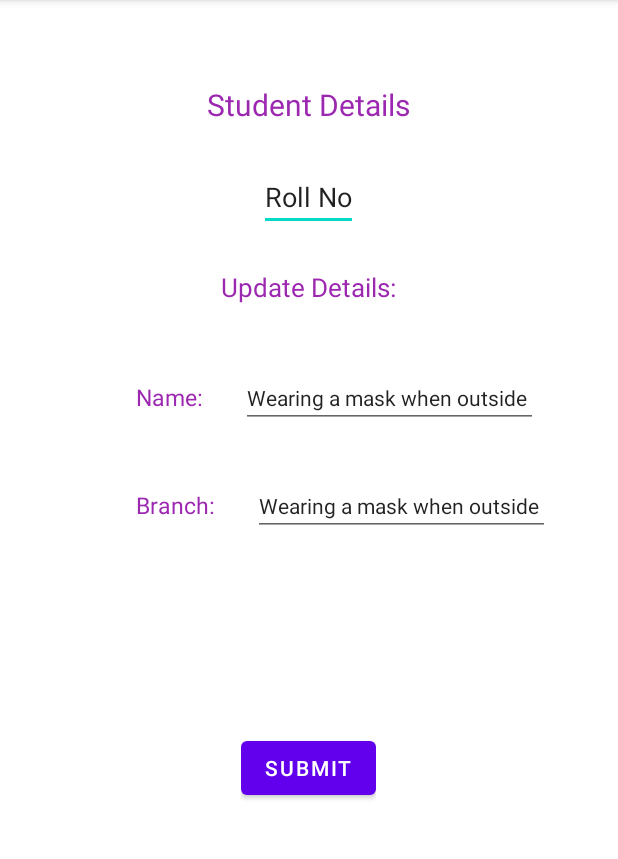
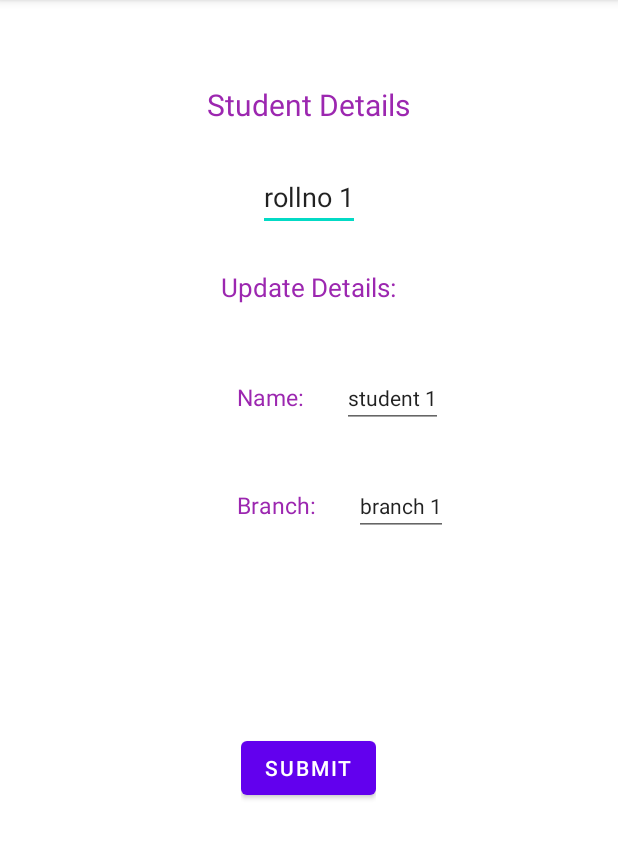
Before and after one commit to Mobile-Computing-Winter-2021/assignment0-vijayshekhar, an Android app: the screen it shows after launch (StudentDetailsActivity), after a tap on "student 1", on a phone screen of 412 x 824 dp, the part 84-943 px from its top. Run offline under Robolectric (Android 15) with nearby library versions, the phone set to English and light mode, and no system bars.

Commit message:
version 1 commit.

```diff
--- a/app/src/main/java/com/example/helloworld/Activities/StudentDetailsActivity.java
+++ b/app/src/main/java/com/example/helloworld/Activities/StudentDetailsActivity.java
@@ -9,7 +9,6 @@ import androidx.fragment.app.FragmentManager;
 import androidx.fragment.app.FragmentTransaction;
 
 import com.example.helloworld.Fragments.StudentDetailsFragment;
-import com.example.helloworld.Fragments.StudentListFragment;
 import com.example.helloworld.R;
 
 public class StudentDetailsActivity extends AppCompatActivity {
@@ -23,9 +22,19 @@ public class StudentDetailsActivity extends AppCompatActivity {
         Log.d(TAG, "onCreate: reached!!!");
         setContentView(R.layout.activity_student_details);
 
+        // retrieving the position of the clicked item
+//        String pos = getIntent().getStringExtra("clicked index");
+//        Log.d(TAG, "index received = "+pos);
+
+        String name1 = getIntent().getStringExtra("name") ;
+        String branch1 = getIntent().getStringExtra("branch") ;
+        String rollno1 = getIntent().getStringExtra("rollno") ;
 
         loadFragment();
     }
+
+
+
 
     private void loadFragment() {
         FragmentManager fragmentManager = getSupportFragmentManager();
--- a/app/src/main/java/com/example/helloworld/Fragments/StudentDetailsFragment.java
+++ b/app/src/main/java/com/example/helloworld/Fragments/StudentDetailsFragment.java
@@ -1,10 +1,13 @@
 package com.example.helloworld.Fragments;
 
+import android.content.Intent;
 import android.os.Bundle;
 import android.util.Log;
 import android.view.LayoutInflater;
 import android.view.View;
 import android.view.ViewGroup;
+import android.widget.Button;
+import android.widget.EditText;
 
 import androidx.annotation.NonNull;
 import androidx.annotation.Nullable;
@@ -16,6 +19,15 @@ public class StudentDetailsFragment extends Fragment {
 
     private static final String TAG = "StudentDetailsFragment";
 
+    //data variables
+    String name1;
+    String branch1;
+    String rollno1;
+
+    private int reqKey =0;
+
+    EditText rollnoet, nameet , branchet;
+    Button submitbt;
     @Nullable
     @Override
     public View onCreateView(@NonNull LayoutInflater inflater, @Nullable ViewGroup container, @Nullable Bundle savedInstanceState) {
@@ -24,10 +36,40 @@ public class StudentDetailsFragment extends Fragment {
         View view = inflater.inflate(R.layout.student_details_fragment, container , false);
 
 
-        Log.d(TAG, "onCreateView: reached");
-
         return view ;
 
 
     }
+
+    @Override
+    public void onViewCreated(@NonNull View view, @Nullable Bundle savedInstanceState) {
+        super.onViewCreated(view, savedInstanceState);
+
+        Intent intent = getActivity().getIntent();
+        // Receiving intent data
+        name1 = getActivity().getIntent().getStringExtra("name") ;
+        branch1 = getActivity().getIntent().getStringExtra("branch") ;
+        rollno1 = getActivity().getIntent().getStringExtra("rollno") ;
+
+
+
+        Log.d(TAG, "onCreateView: reached -------"+name1 + " "+branch1+" "+rollno1);
+
+        // referencing the widgets
+        rollnoet = view.findViewById(R.id.rollno_et);
+        nameet = view.findViewById(R.id.name_et);
+        branchet = view.findViewById(R.id.branch_et);
+        submitbt = view.findViewById(R.id.submit_bt);
+
+
+        //setting the selected details of student
+        rollnoet.setText(rollno1);
+        nameet.setText(name1);
+        branchet.setText(branch1);
+
+        submitbt.setOnClickListener(v ->{
+            Log.d(TAG, "onViewCreated , submit clicked ");
+        });
+
+    }
 }
--- a/app/src/main/java/com/example/helloworld/Fragments/StudentListFragment.java
+++ b/app/src/main/java/com/example/helloworld/Fragments/StudentListFragment.java
@@ -56,36 +56,36 @@ public class StudentListFragment extends Fragment implements StudentListRecycler
     private List<Students> initData() {
 
         itemList=new ArrayList<>();
-        itemList.add(new Students("student 1","video branch 1","rollno 1"));
-        itemList.add(new Students("student 2","video branch 2","rollno 2"));
-        itemList.add(new Students("student 3","video branch 3","rollno 3"));
-        itemList.add(new Students("student 4","video branch 4","rollno 4"));
-        itemList.add(new Students("student 5","video branch 5","rollno 5"));
-        itemList.add(new Students("student 6","video branch 6","rollno 6"));
-        itemList.add(new Students("student 7","video branch 7","rollno 7"));
-        itemList.add(new Students("student 8","video branch 8","rollno 8"));
-        itemList.add(new Students("student 9","video branch 9","rollno 9"));
-        itemList.add(new Students("student 10","video branch 10","rollno 10"));
-        itemList.add(new Students("student 11","video branch 11","rollno 11"));
-        itemList.add(new Students("student 12","video branch 12","rollno 12"));
-        itemList.add(new Students("student 13","video branch 13","rollno 13"));
-        itemList.add(new Students("student 14","video branch 14","rollno 14"));
-        itemList.add(new Students("student 15","video branch 15","rollno 15"));
-        itemList.add(new Students("student 16","video branch 16","rollno 16"));
-        itemList.add(new Students("student 17","video branch 17","rollno 17"));
-        itemList.add(new Students("student 18","video branch 18","rollno 18"));
-        itemList.add(new Students("student 19","video branch 19","rollno 19"));
-        itemList.add(new Students("student 20","video branch 20","rollno 20"));
-        itemList.add(new Students("student 21","video branch 21","rollno 21"));
-        itemList.add(new Students("student 22","video branch 22","rollno 22"));
-        itemList.add(new Students("student 23","video branch 23","rollno 23"));
-        itemList.add(new Students("student 24","video branch 24","rollno 24"));
-        itemList.add(new Students("student 25","video branch 25","rollno 25"));
-        itemList.add(new Students("student 26","video branch 26","rollno 26"));
-        itemList.add(new Students("student 27","video branch 27","rollno 27"));
-        itemList.add(new Students("student 28","video branch 28","rollno 28"));
-        itemList.add(new Students("student 29","video branch 29","rollno 29"));
-        itemList.add(new Students("student 30","video branch 30","rollno 30"));
+        itemList.add(new Students("student 1","branch 1","rollno 1"));
+        itemList.add(new Students("student 2"," branch 2","rollno 2"));
+        itemList.add(new Students("student 3"," branch 3","rollno 3"));
+        itemList.add(new Students("student 4"," branch 4","rollno 4"));
+        itemList.add(new Students("student 5"," branch 5","rollno 5"));
+        itemList.add(new Students("student 6"," branch 6","rollno 6"));
+        itemList.add(new Students("student 7"," branch 7","rollno 7"));
+        itemList.add(new Students("student 8"," branch 8","rollno 8"));
+        itemList.add(new Students("student 9"," branch 9","rollno 9"));
+        itemList.add(new Students("student 10"," branch 10","rollno 10"));
+        itemList.add(new Students("student 11"," branch 11","rollno 11"));
+        itemList.add(new Students("student 12"," branch 12","rollno 12"));
+        itemList.add(new Students("student 13"," branch 13","rollno 13"));
+        itemList.add(new Students("student 14"," branch 14","rollno 14"));
+        itemList.add(new Students("student 15"," branch 15","rollno 15"));
+        itemList.add(new Students("student 16"," branch 16","rollno 16"));
+        itemList.add(new Students("student 17"," branch 17","rollno 17"));
+        itemList.add(new Students("student 18"," branch 18","rollno 18"));
+        itemList.add(new Students("student 19"," branch 19","rollno 19"));
+        itemList.add(new Students("student 20"," branch 20","rollno 20"));
+        itemList.add(new Students("student 21"," branch 21","rollno 21"));
+        itemList.add(new Students("student 22"," branch 22","rollno 22"));
+        itemList.add(new Students("student 23"," branch 23","rollno 23"));
+        itemList.add(new Students("student 24"," branch 24","rollno 24"));
+        itemList.add(new Students("student 25"," branch 25","rollno 25"));
+        itemList.add(new Students("student 26"," branch 26","rollno 26"));
+        itemList.add(new Students("student 27"," branch 27","rollno 27"));
+        itemList.add(new Students("student 28"," branch 28","rollno 28"));
+        itemList.add(new Students("student 29"," branch 29","rollno 29"));
+        itemList.add(new Students("student 30"," branch 30","rollno 30"));
 
 
 
@@ -94,13 +94,20 @@ public class StudentListFragment extends Fragment implements StudentListRecycler
 
 
     @Override
-    public void onDetailsClick(int position) {
+    public void onDetailsClick(Students student) {
 
-//        mNotes.get(Position)
+
         Log.d(TAG, "onDetailsClicked: !!!");
+
+//        Log.d(TAG, "clicked index details:  "+ itemList.get(student));
         Intent intent = new Intent(getContext(), StudentDetailsActivity.class);
+
+//        intent.putExtra("clicked index", String.valueOf(itemList.get()));
+        intent.putExtra("name", student.getName1());
+        intent.putExtra("branch", student.getBranch1());
+        intent.putExtra("rollno", student.getRollno1());
+
         startActivity(intent);
-
 
     }
 }
--- a/app/src/main/java/com/example/helloworld/Models/Students.java
+++ b/app/src/main/java/com/example/helloworld/Models/Students.java
@@ -1,4 +1,6 @@
 package com.example.helloworld.Models;
+
+import java.io.Serializable;
 
 public class Students {
 
--- /dev/null
+++ b/app/src/main/java/com/example/helloworld/Models/StudentsSerializable.java
@@ -0,0 +1,6 @@
+package com.example.helloworld.Models;
+
+import java.io.Serializable;
+
+public class StudentsSerializable implements Serializable {
+}
--- a/app/src/main/java/com/example/helloworld/adaptors/StudentListRecyclerAdapter.java
+++ b/app/src/main/java/com/example/helloworld/adaptors/StudentListRecyclerAdapter.java
@@ -41,12 +41,20 @@ public class StudentListRecyclerAdapter extends RecyclerView.Adapter<StudentList
         holder.nameText.setText(itemList1.get(position).getName1());
         holder.rollnoText.setText(itemList1.get(position).getRollno1());
 
+        holder.itemView.setOnClickListener(new View.OnClickListener() {
+            @Override
+            public void onClick(View v) {
+                onDetailsListener1.onDetailsClick(itemList1.get(position));
+            }
+        });
+
     }
 
     @Override
     public int getItemCount() {
         return itemList1.size();
     }
+
 
     public class ViewHolder extends RecyclerView.ViewHolder implements View.OnClickListener  {
 
@@ -68,13 +76,15 @@ public class StudentListRecyclerAdapter extends RecyclerView.Adapter<StudentList
 
         @Override
         public void onClick(View v) {
-            onDetailsListener.onDetailsClick(getAdapterPosition());
+
 
         }
     }
 
     public interface OnDetailsListener{
-        void onDetailsClick(int position);
+
+
+        void onDetailsClick(Students s1  );
 
     }
 
--- a/app/src/main/res/layout/student_details_fragment.xml
+++ b/app/src/main/res/layout/student_details_fragment.xml
@@ -29,7 +29,7 @@
             android:layout_margin="15dp"/>
 
         <EditText
-            android:id="@+id/namereg"
+            android:id="@+id/rollno_et"
             android:editable="false"
             android:layout_width="wrap_content"
             android:layout_height="wrap_content"
@@ -69,8 +69,8 @@
                     tools:ignore="HardcodedText"
                     android:layout_margin="15dp"/>
 
-                <com.google.android.material.textfield.TextInputEditText
-                    android:id="@+id/prec1"
+                <EditText
+                    android:id="@+id/name_et"
                     android:layout_width="wrap_content"
                     android:layout_height="wrap_content"
                     android:checked="false"
@@ -97,8 +97,8 @@
                     tools:ignore="HardcodedText"
                     android:layout_margin="15dp"/>
 
-                <com.google.android.material.textfield.TextInputEditText
-                    android:id="@+id/prec2"
+                <EditText
+                    android:id="@+id/branch_et"
                     android:layout_width="wrap_content"
                     android:layout_height="wrap_content"
                     android:checked="false"
@@ -122,7 +122,7 @@
 
 
             <Button
-                android:id="@+id/check_button"
+                android:id="@+id/submit_bt"
                 android:layout_width="wrap_content"
                 android:layout_height="wrap_content"
                 android:text="Submit"
```
